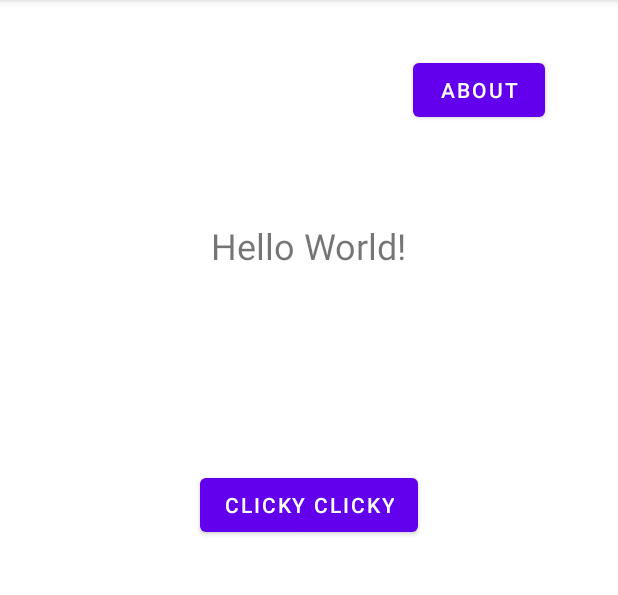
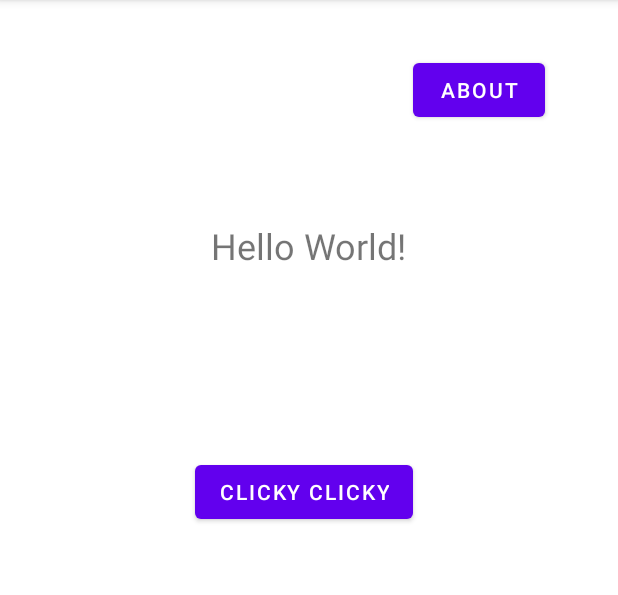
Before and after one commit to tobyatgithub/cs5520MobileAppDesign, an Android app: the screen it shows after launch (MainActivity), on a phone screen of 412 x 824 dp, the part 84-679 px from its top. Run offline under Robolectric (Android 15) with nearby library versions, the light colour scheme and no system bars.

Commit message:
hmmmm... lets go.

```diff
--- a/NUMAD2021Spring-FangyuanHuang/app/src/main/java/edu/neu/madcourse/numad2021spring_fangyuanhuang/Clicky.java
+++ b/NUMAD2021Spring-FangyuanHuang/app/src/main/java/edu/neu/madcourse/numad2021spring_fangyuanhuang/Clicky.java
@@ -14,6 +14,8 @@ public class Clicky extends AppCompatActivity {
         setContentView(R.layout.activity_clicky);
     }
 
+    //TODO: refactor these functions use switch&case (OnClick Listener demo)
+    // https://www.youtube.com/watch?v=76HXJfojAvs&feature=youtu.be
     public void ClickyClickA(View view) {
         TextView ClickyText = findViewById(R.id.ClickyText);
         ClickyText.setText("Pressed: A");
--- a/NUMAD2021Spring-FangyuanHuang/app/src/main/java/edu/neu/madcourse/numad2021spring_fangyuanhuang/MainActivity.java
+++ b/NUMAD2021Spring-FangyuanHuang/app/src/main/java/edu/neu/madcourse/numad2021spring_fangyuanhuang/MainActivity.java
@@ -28,4 +28,5 @@ public class MainActivity extends AppCompatActivity {
         Intent intent = new Intent(this, Clicky.class);
         startActivity(intent);
     }
+
 }
--- a/NUMAD2021Spring-FangyuanHuang/app/src/main/res/layout/activity_main.xml
+++ b/NUMAD2021Spring-FangyuanHuang/app/src/main/res/layout/activity_main.xml
@@ -39,8 +39,10 @@
         android:text="Clicky Clicky"
         app:layout_constraintBottom_toBottomOf="parent"
         app:layout_constraintEnd_toEndOf="parent"
+        app:layout_constraintHorizontal_bias="0.488"
         app:layout_constraintStart_toStartOf="parent"
         app:layout_constraintTop_toBottomOf="@+id/textView"
-        app:layout_constraintVertical_bias="0.246" />
+        app:layout_constraintVertical_bias="0.23" />
+
 
 </androidx.constraintlayout.widget.ConstraintLayout>
```
